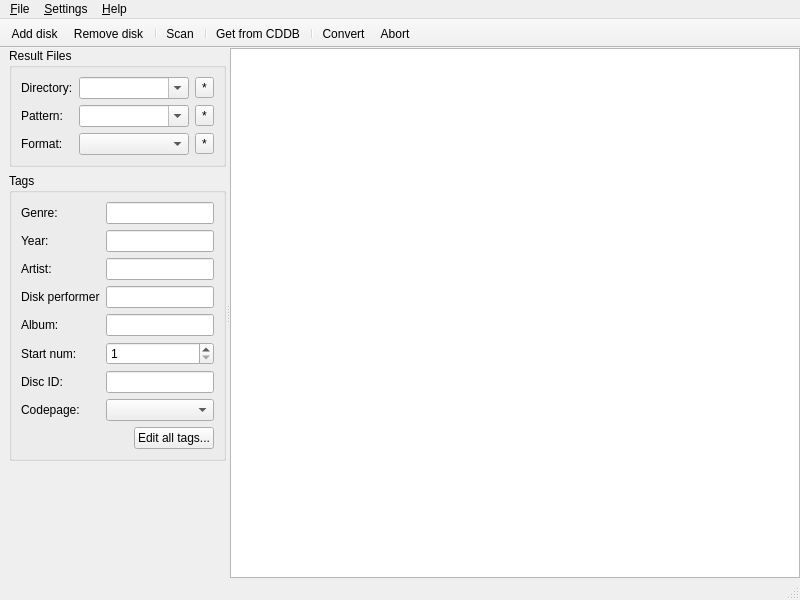
Qt form gui/mainwindow.ui (flacon/flacon) before a commit.
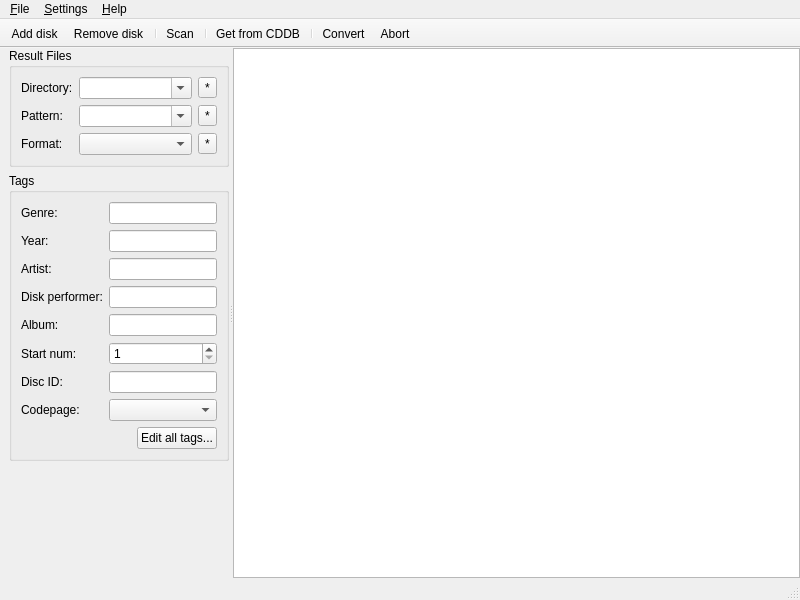
The same form after that commit. Custom widgets are drawn as their Qt base class.

```diff
--- a/gui/mainwindow.ui
+++ b/gui/mainwindow.ui
@@ -161,7 +161,7 @@
            <item row="3" column="0">
             <widget class="QLabel" name="tagDiskPerformerLabel">
              <property name="text">
-              <string>Disk performer</string>
+              <string>Disk performer:</string>
              </property>
              <property name="buddy">
               <cstring>tagDiskPerformerEdit</cstring>
```
